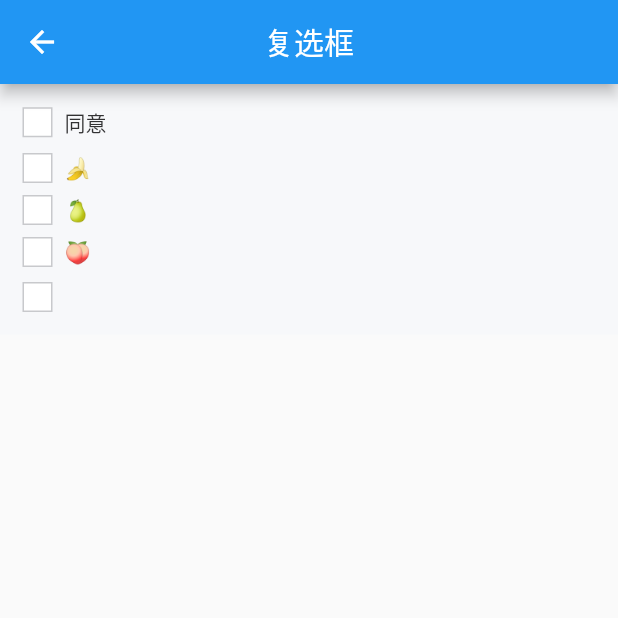
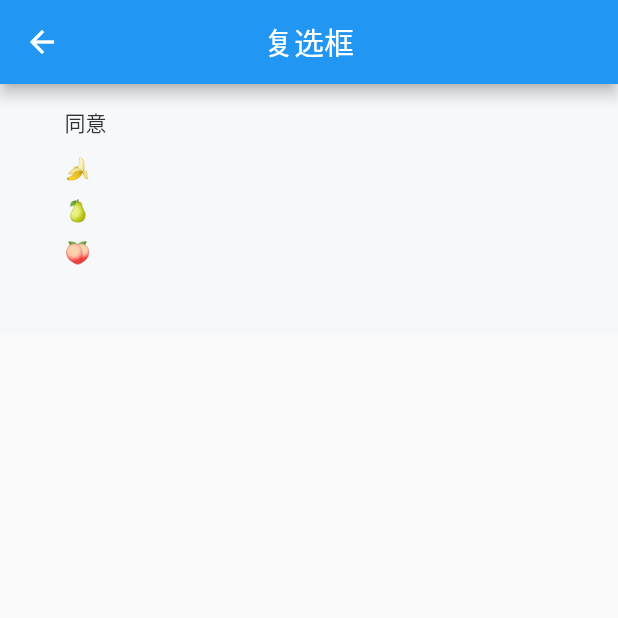
Before and after one commit to unclemeric/flutter_nice_widgets, a Flutter app: the CheckboxPage screen opened directly, on a phone screen of 412 x 824 dp, the top half of it. Run offline on Flutter 3.47's test engine with Material 2 defaults, Android fonts, the phone set to English and light mode, and no system bars; our stand-ins replace azlistview, contacts_service, flutter_datetime_picker, image_picker, permission_handler, shared_preferences and 1 more; missing offline and left inert: lpinyin; accounts and stored records are empty.

Commit message:
修复依赖版本兼容,checkbox增加属性参数

```diff
--- a/example/lib/main.dart
+++ b/example/lib/main.dart
@@ -1,5 +1,6 @@
-import 'package:example/pages/home.dart';
 import 'package:flutter/material.dart';
+
+import 'pages/home.dart';
 
 void main() {
   runApp(MyApp());
--- a/lib/theme/style.dart
+++ b/lib/theme/style.dart
@@ -263,8 +263,8 @@ class Style {
 
   // Checkbox
   static const checkboxSize = 20.0;
-  static const checkboxBackgroundColor = white;
-  static const checkboxBorderColor = gray5;
+  static const checkboxBackgroundColor = Colors.transparent;
+  static const checkboxBorderColor = Colors.transparent;
   static const checkboxLabelMargin = paddingXs;
   static const checkboxLabelColor = textColor;
   static const checkboxCheckedIconColor = blue;
--- a/lib/widgets/checkbox.dart
+++ b/lib/widgets/checkbox.dart
@@ -11,6 +11,10 @@ class NCheckbox extends StatefulWidget {
   final bool readonly;
   final double iconSize;
   final Color checkedColor;
+  final Color? checkedBorderColor;
+  final Color? iconCheckedColor;
+  final Color? uncheckBgColor;
+  final Color? checkBorderColor;
   final Function(bool value)? onChange;
 
   NCheckbox(
@@ -23,6 +27,10 @@ class NCheckbox extends StatefulWidget {
       this.readonly: false,
       this.iconSize: Style.checkboxSize,
       this.checkedColor: Style.checkboxCheckedIconColor,
+      this.checkedBorderColor,
+      this.iconCheckedColor,
+      this.uncheckBgColor,
+      this.checkBorderColor,
       this.onChange})
       : assert(["round", "square"].indexOf(shape) > -1,
             "shape must be round, or square"),
@@ -39,15 +47,15 @@ class _NCheckbox extends State<NCheckbox> {
         ? Style.checkboxDisabledBackgroundColor
         : widget.value
             ? widget.checkedColor
-            : Style.checkboxBackgroundColor;
+            : (widget.uncheckBgColor??Style.checkboxBackgroundColor);
     Color borderColor = widget.disabled || !widget.value
-        ? Style.checkboxBorderColor
-        : widget.checkedColor;
+        ? (widget.checkBorderColor ?? Style.checkboxBorderColor)
+        : (widget.checkedBorderColor ?? widget.checkedColor);
     Color iconColor = widget.disabled
         ? (widget.value
             ? Style.checkboxDisabledIconColor
             : Style.checkboxDisabledBackgroundColor)
-        : Style.checkboxBackgroundColor;
+        : (widget.value ? widget.iconCheckedColor ?? Style.checkboxBackgroundColor : Style.checkboxBackgroundColor);
     return GestureDetector(
       onTap: () {
         if (widget.disabled || widget.readonly) return;
--- a/pubspec.yaml
+++ b/pubspec.yaml
@@ -12,7 +12,7 @@ dependencies:
   flutter:
     sdk: flutter
   azlistview: ^2.0.0-nullsafety.0
-  contacts_service: ^0.6.1
+  contacts_service: any
   image_picker: ^0.6.7+22
   flutter_datetime_picker: ^1.5.1
   # 汉字转拼音
```
Also changed, not shown: example/lib/pages/home.dart (+18 -18 lines), lib/utils/contacts_utils.dart (+5 -10 lines).
